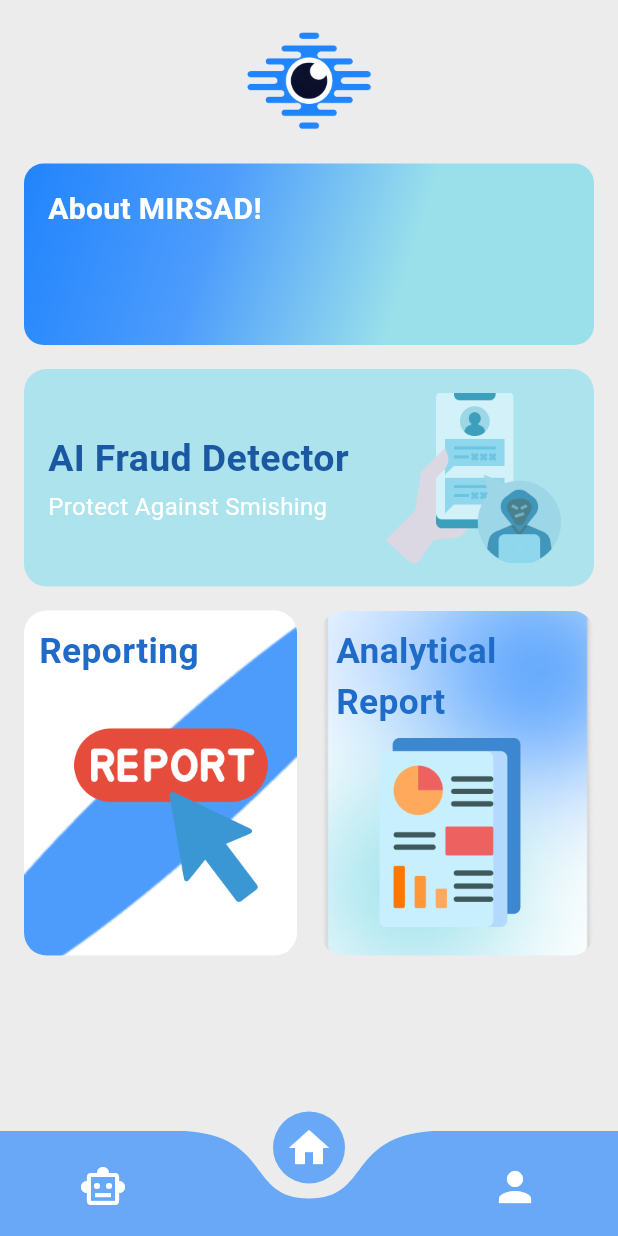
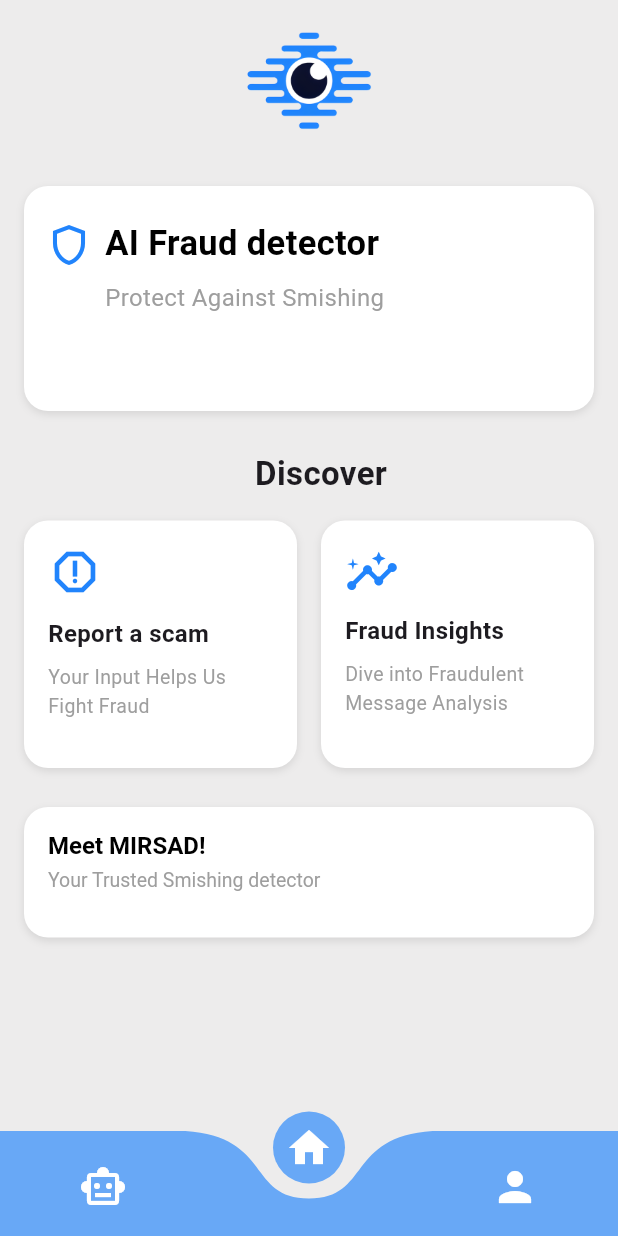
Before and after one commit to Salsheddi/2024-25_GP_7, a Flutter app: the Home screen opened directly, on a phone screen of 412 x 824 dp. Run offline on Flutter 3.47's test engine with Material 3 defaults, Android fonts, the phone set to English and light mode, and no system bars; drawn by our look-alikes of curved_navigation_bar; our stand-ins replace cloud_firestore, firebase_auth, firebase_core, image_picker, material_design_icons_flutter; missing offline and left inert: google_mlkit_text_recognition; accounts and stored records are empty.

Commit message:
home page after modifications

```diff
--- a/lib/Auth/home.dart
+++ b/lib/Auth/home.dart
@@ -45,7 +45,8 @@ class _HomeState extends State<Home> {
           onTap: (index) {
             setState(() {
               _currentIndex = index;
-              _isNavBarVisible = true; // Ensure navbar is visible when switching tabs
+              _isNavBarVisible =
+                  true; // Ensure navbar is visible when switching tabs
             });
           },
           items: _navigationItem,
@@ -71,196 +72,197 @@ class HomeContent extends StatelessWidget {
               child: Image.asset('img/Mirsad2.png'),
             ),
           ),
-          const SizedBox(height: 5),
+          const SizedBox(height: 20),
 
-          // About MIRSAD
-          InkWell(
-            onTap: () {
-              // Handle tap for About MIRSAD
-            },
-            child: Padding(
-              padding: const EdgeInsets.symmetric(horizontal: 16.0),
+// AI Fraud Detector Card
+
+          Padding(
+            padding: const EdgeInsets.symmetric(horizontal: 16.0),
+            child: InkWell(
+              onTap: () {
+                Navigator.push(
+                  context,
+                  MaterialPageRoute(
+                      builder: (context) => const Classification()),
+                );
+              },
               child: Container(
-                width: MediaQuery.of(context).size.width - 32,
-                height: 121,
-                padding: const EdgeInsets.all(16),
+                width: double.infinity,
+                height: 150,
                 decoration: BoxDecoration(
-                  borderRadius: BorderRadius.circular(13),
-                  gradient: const LinearGradient(
-                    begin: Alignment.topLeft,
-                    end: Alignment.bottomRight,
-                    colors: [
-                      Color(0xFF2184FC),
-                      Color(0xFF4D9CFC),
-                      Color(0xFF9AE0EB),
-                      Color(0xFF9AE0EB),
-                    ],
-                  ),
+                  color: Colors.white,
+                  borderRadius: BorderRadius.circular(16),
+                  boxShadow: [
+                    BoxShadow(
+                      color: Colors.black.withOpacity(0.1),
+                      offset: const Offset(0, 2),
+                      blurRadius: 4,
+                    ),
+                  ],
                 ),
-                child: const Text(
-                  'About MIRSAD!',
-                  style: TextStyle(
-                    color: Colors.white,
-                    fontSize: 20,
-                    fontWeight: FontWeight.bold,
-                  ),
-                ),
-              ),
-            ),
-          ),
-          const SizedBox(height: 16),
+                padding: const EdgeInsets.only(left: 14, bottom: 42),
+                child: Row(
+                  children: [
+                    // Icon aligned with the title
+                    Column(
+                      mainAxisAlignment: MainAxisAlignment.center,
+                      children: [
+                        Padding(
+                          padding: const EdgeInsets.only(bottom: 29),
+                          child: Icon(
+                            Icons.shield_outlined, // Replace with relevant icon
+                            size: 32,
+                            color: const Color(0xFF2184FC),
+                          ),
+                        ),
+                      ],
+                    ),
+                    const SizedBox(width: 8), // Space between icon and text
 
-          // AI Fraud Detector Card
-          InkWell(
-            onTap: () {
-              // Hide navbar and navigate to Classification
-              (context as Element).markNeedsBuild();
-              Navigator.push(
-                context,
-                MaterialPageRoute(builder: (context) => const Classification()),
-              );
-            },
-            child: Padding(
-              padding: const EdgeInsets.symmetric(horizontal: 16.0),
-              child: Container(
-                width: MediaQuery.of(context).size.width - 32,
-                height: 145,
-                padding: const EdgeInsets.all(16),
-                decoration: BoxDecoration(
-                  color: const Color(0xFFA4E2EC).withOpacity(0.88),
-                  borderRadius: BorderRadius.circular(15),
-                ),
-                child: Row(
-                  mainAxisAlignment: MainAxisAlignment.spaceBetween,
-                  children: [
+                    // Text Content
                     Column(
                       crossAxisAlignment: CrossAxisAlignment.start,
                       mainAxisAlignment: MainAxisAlignment.center,
-                      children: const [
-                        Text(
-                          'AI Fraud Detector',
-                          style: TextStyle(
-                            color: Color(0xFF1A58A2),
-                            fontSize: 25,
-                            fontWeight: FontWeight.bold,
-                          ),
+                      children: [
+                        Row(
+                          crossAxisAlignment: CrossAxisAlignment.center,
+                          children: const [
+                            Text(
+                              'AI Fraud detector',
+                              style: TextStyle(
+                                color: Colors.black,
+                                fontSize: 23,
+                                fontWeight: FontWeight.bold,
+                              ),
+                            ),
+                          ],
                         ),
-                        SizedBox(height: 2),
-                        Text(
+                        const SizedBox(height: 8),
+                        const Text(
                           'Protect Against Smishing',
                           style: TextStyle(
-                            color: Colors.white,
+                            color: Colors.grey,
                             fontSize: 16,
                           ),
                         ),
                       ],
-                    ),
-                    Opacity(
-                      opacity: 0.65,
-                      child: Image.asset(
-                        'img/sms.png',
-                        height: 128,
-                        width: 127,
-                        fit: BoxFit.cover,
-                      ),
                     ),
                   ],
                 ),
               ),
             ),
           ),
+          const SizedBox(height: 26),
+
+          // Discover Section
+          Padding(
+            padding: const EdgeInsets.only(left: 16.0), // Only add left padding
+            child: Text(
+              'Discover',
+              style: TextStyle(
+                fontSize: 22,
+                fontWeight: FontWeight.bold,
+              ),
+            ),
+          ),
+
           const SizedBox(height: 16),
 
-          // Reporting and Analytical Report Cards
+          // Two Cards: Report a scam and Fraud Insights
           Row(
             mainAxisAlignment: MainAxisAlignment.spaceEvenly,
             children: [
+              // Report a Scam Card
               InkWell(
                 onTap: () {
-                  // Handle tap for Reporting
+                  // Handle report scam navigation
                 },
                 child: Container(
                   width: MediaQuery.of(context).size.width / 2 - 24,
-                  height: 230,
+                  height: 165,
                   decoration: BoxDecoration(
-                    color: const Color(0xFFFFFFFF),
-                    borderRadius: BorderRadius.circular(15),
+                    color: Colors.white,
+                    borderRadius: BorderRadius.circular(16),
+                    boxShadow: [
+                      BoxShadow(
+                        color: Colors.black.withOpacity(0.1),
+                        offset: const Offset(0, 2),
+                        blurRadius: 4,
+                      ),
+                    ],
                   ),
-                  child: Stack(
+                  padding: const EdgeInsets.all(16),
+                  child: Column(
+                    crossAxisAlignment: CrossAxisAlignment.start,
                     children: [
-                      Positioned.fill(
-                        child: ClipRRect(
-                          borderRadius: BorderRadius.circular(15),
-                          child: Image.asset(
-                            'img/Ellipse5.png',
-                            fit: BoxFit.cover,
-                          ),
+                      const Icon(
+                        Icons.report_outlined,
+                        size: 36,
+                        color: Color(0xFF2184FC),
+                      ),
+                      const SizedBox(height: 12),
+                      const Text(
+                        'Report a scam',
+                        style: TextStyle(
+                          fontSize: 16,
+                          fontWeight: FontWeight.bold,
                         ),
                       ),
-                      Positioned(
-                        top: 72,
-                        right: 19,
-                        child: Image.asset(
-                          'img/report.png',
-                          width: 130,
-                          height: 129,
-                          fit: BoxFit.contain,
-                        ),
-                      ),
-                      const Padding(
-                        padding: EdgeInsets.all(10.0),
-                        child: Text(
-                          'Reporting',
-                          style: TextStyle(
-                            color: Color(0xFF1E6BC8),
-                            fontSize: 23.56,
-                            fontWeight: FontWeight.bold,
-                          ),
+                      const SizedBox(height: 8),
+                      const Text(
+                        'Your Input Helps Us Fight Fraud',
+                        style: TextStyle(
+                          fontSize: 13,
+                          color: Colors.grey,
                         ),
                       ),
                     ],
                   ),
                 ),
               ),
+
+              // Fraud Insights Card
               InkWell(
                 onTap: () {
-                  // Handle tap for Analytical Report
+                  // Handle fraud insights navigation
                 },
                 child: Container(
                   width: MediaQuery.of(context).size.width / 2 - 24,
-                  height: 230,
+                  height: 165,
                   decoration: BoxDecoration(
-                    borderRadius: BorderRadius.circular(15),
+                    color: Colors.white,
+                    borderRadius: BorderRadius.circular(16),
+                    boxShadow: [
+                      BoxShadow(
+                        color: Colors.black.withOpacity(0.1),
+                        offset: const Offset(0, 2),
+                        blurRadius: 4,
+                      ),
+                    ],
                   ),
-                  child: Stack(
+                  padding: const EdgeInsets.all(16),
+                  child: Column(
+                    crossAxisAlignment: CrossAxisAlignment.start,
                     children: [
-                      Positioned.fill(
-                        child: ClipRRect(
-                          borderRadius: BorderRadius.circular(15),
-                          child: Image.asset(
-                            'img/Frame9.png',
-                            fit: BoxFit.cover,
-                          ),
+                      const Icon(
+                        Icons.insights_outlined,
+                        size: 36,
+                        color: Color(0xFF2184FC),
+                      ),
+                      const SizedBox(height: 10),
+                      const Text(
+                        'Fraud Insights',
+                        style: TextStyle(
+                          fontSize: 16,
+                          fontWeight: FontWeight.bold,
                         ),
                       ),
-                      Positioned(
-                        top: 85,
-                        left: 23,
-                        child: Image.asset(
-                          'img/Anareport.png',
-                          height: 126,
-                          width: 126,
-                        ),
-                      ),
-                      const Padding(
-                        padding: EdgeInsets.all(10.0),
-                        child: Text(
-                          'Analytical Report',
-                          style: TextStyle(
-                            color: Color(0xFF1E6BC8),
-                            fontSize: 23.56,
-                            fontWeight: FontWeight.bold,
-                          ),
+                      const SizedBox(height: 8),
+                      const Text(
+                        'Dive into Fraudulent Message Analysis',
+                        style: TextStyle(
+                          fontSize: 13,
+                          color: Colors.grey,
                         ),
                       ),
                     ],
@@ -269,7 +271,65 @@ class HomeContent extends StatelessWidget {
               ),
             ],
           ),
-          const Spacer(),
+          const SizedBox(height: 26),
+
+          // About MIRSAD Card
+          Padding(
+            padding: const EdgeInsets.symmetric(horizontal: 16.0),
+            child: InkWell(
+              onTap: () {
+                // Handle navigation to About MIRSAD
+              },
+              child: Container(
+                width: double.infinity,
+                height: 87,
+                decoration: BoxDecoration(
+                  color: Colors.white,
+                  borderRadius: BorderRadius.circular(16),
+                  boxShadow: [
+                    BoxShadow(
+                      color: Colors.black.withOpacity(0.1),
+                      offset: const Offset(0, 2),
+                      blurRadius: 4,
+                    ),
+                  ],
+                ),
+                alignment: Alignment.topLeft,
+                child: Padding(
+                  padding: const EdgeInsets.only(left: 16, top: 16),
+                  child: RichText(
+                    text: TextSpan(
+                      children: [
+                        TextSpan(
+                          text: 'Meet MIRSAD!\n',
+                          style: const TextStyle(
+                            color: Colors.black,
+                            fontSize: 16,
+                            fontWeight: FontWeight.bold,
+                          ),
+                        ),
+                        TextSpan(
+                          text: '\n', // Adds a blank line
+                          style: const TextStyle(
+                            fontSize: 5, // Adjust the size for spacing
+                          ),
+                        ),
+                        TextSpan(
+                          text: 'Your Trusted Smishing detector',
+                          style: const TextStyle(
+                            color: Colors.grey,
+                            fontSize: 13,
+                            fontWeight: FontWeight.normal,
+                          ),
+                        ),
+                      ],
+                    ),
+                    textAlign: TextAlign.left,
+                  ),
+                ),
+              ),
+            ),
+          ),
         ],
       ),
     );
```
